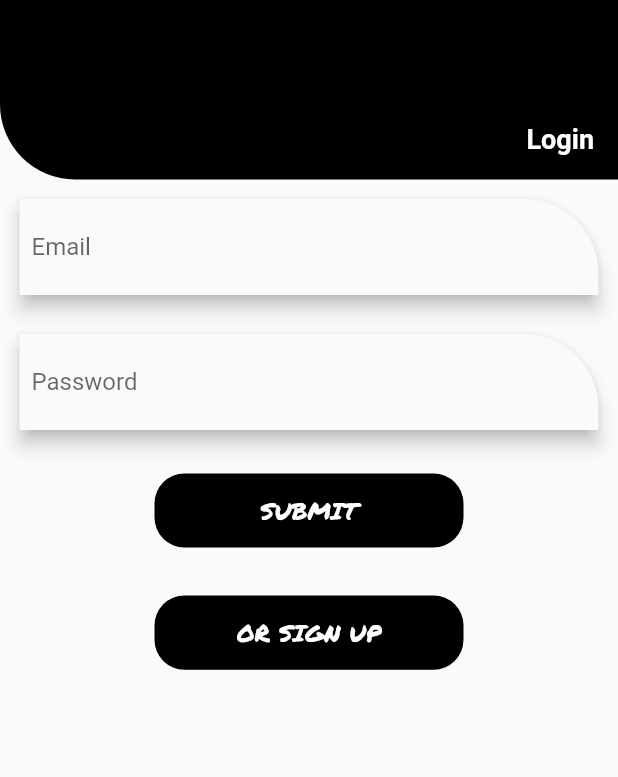
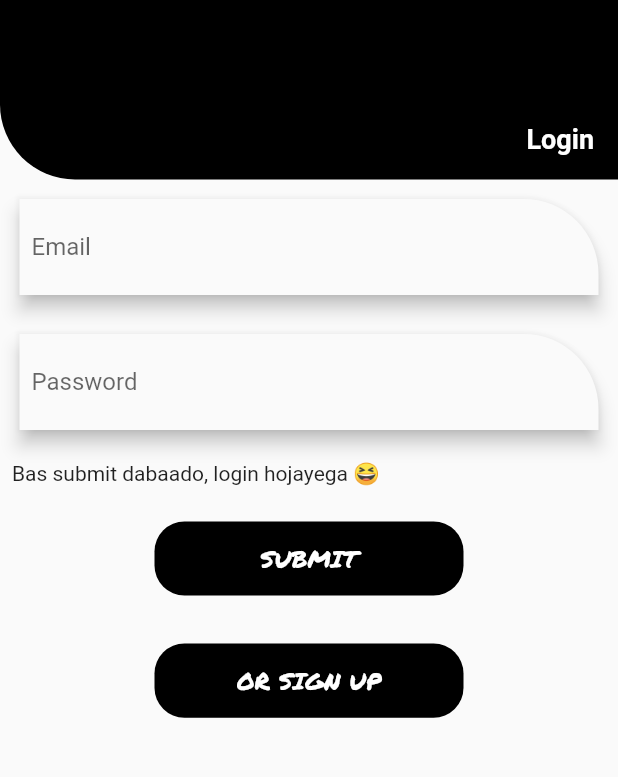
Before and after one commit to mehdi1514/fashionation, a Flutter app: the LoginPage screen opened directly, on a phone screen of 412 x 824 dp, the part 315-1092 px from its top. Run offline on Flutter 3.47's test engine with Material 2 defaults, Android fonts, the phone set to English and light mode, and no system bars; our stand-ins replace carousel_slider, flip_card, page_transition.

```diff
--- a/lib/main.dart
+++ b/lib/main.dart
@@ -1,9 +1,10 @@
 import 'package:fashionation/pages/home.dart';
 import 'package:flutter/material.dart';
 import './pages/home.dart';
+import 'pages/login.dart';
 
 void main() => runApp(MaterialApp(
       title: "Fashionation",
       debugShowCheckedModeBanner: false,
-      home: Home(),
+      home: LoginPage(),
     ));
--- a/lib/pages/display.dart
+++ b/lib/pages/display.dart
@@ -99,6 +99,8 @@ class _DisplayPageState extends State<DisplayPage> {
                                     ).createShader(bounds);
                                   },
                                 ),
+
+                                Text("\nTap to View more info", textAlign: TextAlign.center,)
                               ],
                             ),
                           )
--- a/lib/pages/login.dart
+++ b/lib/pages/login.dart
@@ -131,6 +131,10 @@ class _LoginFormState extends State<LoginForm> {
             ),
           ),
           Padding(
+            padding: const EdgeInsets.all(8.0),
+            child: Text("Bas submit dabaado, login hojayega 😆"),
+          ),
+          Padding(
             padding: EdgeInsets.all(16.0),
             child: GestureDetector(
               onTap: () async {
```
Also changed, not shown: 66 other files.
